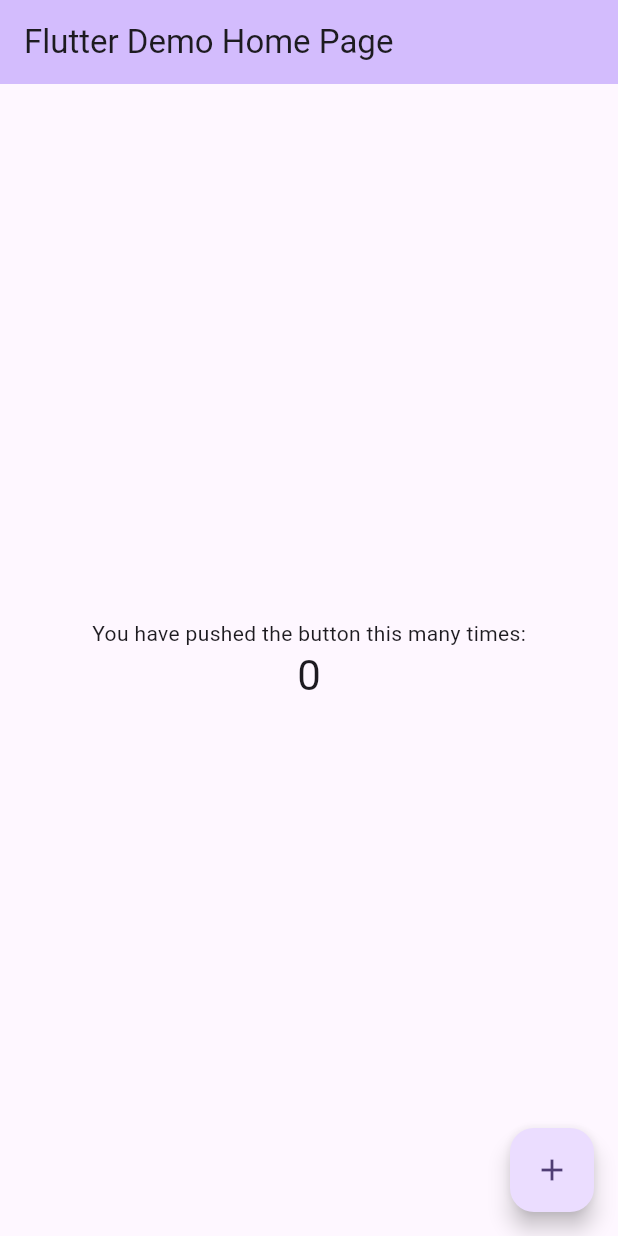
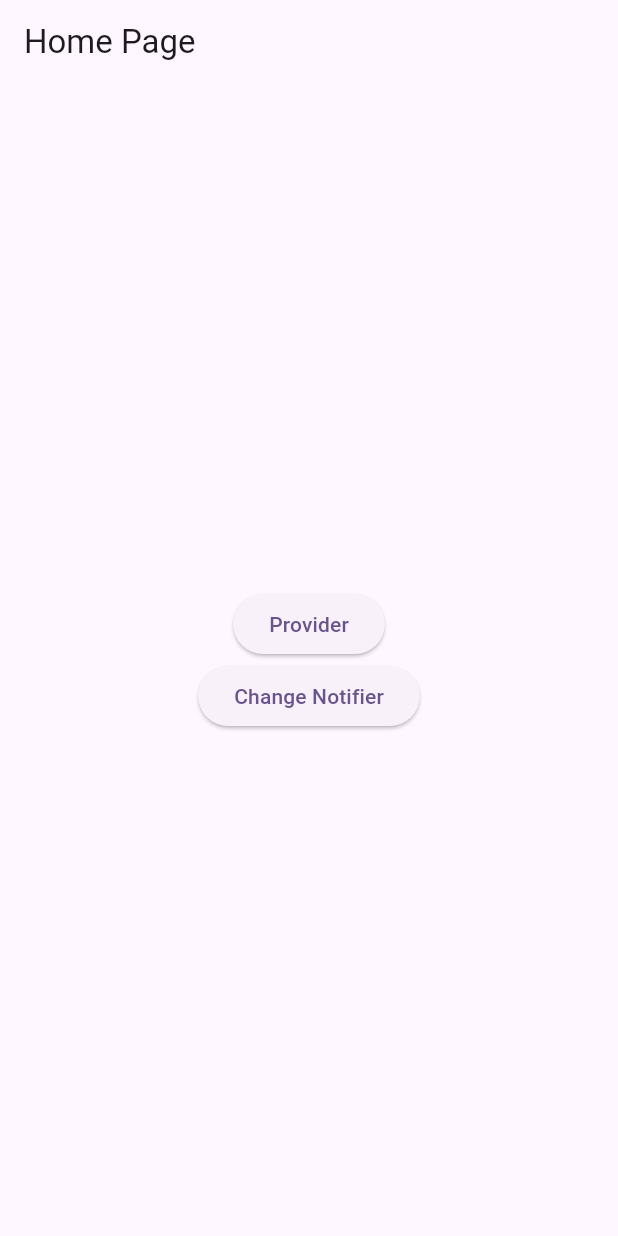
Before and after one commit to Jhonn-y/sqlite_flutter_project, a Flutter app: the screen it shows after launch, on a phone screen of 412 x 824 dp. Run offline on Flutter 3.47's test engine with Material 3 defaults, Android fonts, the phone set to English and light mode, and no system bars; our stand-ins replace sqflite; accounts and stored records are empty.

Commit message:
Adicionando introdução a Providers, Cosumers e Selectors

```diff
--- /dev/null
+++ b/lib/controllers/ProviderController.dart
@@ -0,0 +1,22 @@
+// ignore_for_file: file_names
+
+import 'package:flutter/material.dart';
+
+class ProviderController extends ChangeNotifier {
+  String  name ='';
+  String imgAvatar = '';
+  String bithDate = '';
+
+
+  void modifyData(){
+    name ='Jhonatan';
+    imgAvatar = 'https://ciclovivo.com.br/wp-content/uploads/2018/10/iStock-536613027.jpg';
+    bithDate = '08/10/2004';
+    notifyListeners();
+  }
+
+  void modifyName() {
+    name = "carlos";
+    notifyListeners();
+}
+}
--- a/lib/main.dart
+++ b/lib/main.dart
@@ -1,59 +1,47 @@
+// ignore_for_file: prefer_const_constructors
+
 import 'package:flutter/material.dart';
+import 'package:sqlite_flutter_project/controllers/ProviderController.dart';
+import 'package:sqlite_flutter_project/changeNotifier/changeNotifier.dart';
+import 'package:sqlite_flutter_project/models/UserModel.dart';
+import 'package:sqlite_flutter_project/pages/home.dart';
+import 'package:provider/provider.dart';
+import 'package:sqlite_flutter_project/provider/Provider.dart';
+
 void main() {
   runApp(const MyApp());
 }
+
 class MyApp extends StatelessWidget {
   const MyApp({super.key});
   @override
   Widget build(BuildContext context) {
-    return MaterialApp(
-      title: 'Flutter Demo',
-      theme: ThemeData(
-        colorScheme: ColorScheme.fromSeed(seedColor: Colors.deepPurple),
-        useMaterial3: true,
-      ),
-      home: const MyHomePage(title: 'Flutter Demo Home Page'),
-    );
-  }
-}
-class MyHomePage extends StatefulWidget {
-  const MyHomePage({super.key, required this.title});
-  final String title;
-  @override
-  State<MyHomePage> createState() => _MyHomePageState();
-}
-class _MyHomePageState extends State<MyHomePage> {
-  int _counter = 0;
-  void _incrementCounter() {
-    setState(() {
-      _counter++;
-    });
-  }
-  @override
-  Widget build(BuildContext context) {
-    return Scaffold(
-      appBar: AppBar(
-        backgroundColor: Theme.of(context).colorScheme.inversePrimary,
-        title: Text(widget.title),
-      ),
-      body: Center(
-        child: Column(
-          mainAxisAlignment: MainAxisAlignment.center,
-          children: <Widget>[
-            const Text(
-              'You have pushed the button this many times:',
-            ),
-            Text(
-              '$_counter',
-              style: Theme.of(context).textTheme.headlineMedium,
-            ),
-          ],
+    return MultiProvider(
+      providers: [
+        Provider(
+          create: (context) => UserModel(
+              name: 'Jhonatan',
+              imgAvatar:
+                  'https://ciclovivo.com.br/wp-content/uploads/2018/10/iStock-536613027.jpg',
+              bithDate: '08/10/2004'),
         ),
-      ),
-      floatingActionButton: FloatingActionButton(
-        onPressed: _incrementCounter,
-        tooltip: 'Increment',
-        child: const Icon(Icons.add),
+        ChangeNotifierProvider(
+          create: (_) => ProviderController(),
+        ),
+      ],
+      child: MaterialApp(
+        title: 'Flutter Demo',
+        theme: ThemeData(
+          colorScheme: ColorScheme.fromSeed(seedColor: Colors.deepPurple),
+          useMaterial3: true,
+        ),
+        home: Builder(builder: (context) {
+          return Home();
+        }),
+        routes: {
+          '/provider': (_) => ProviderPage(),
+          '/changeNotifier': (_) => ChangeNotifierPage(),
+        },
       ),
     );
   }
--- /dev/null
+++ b/lib/models/UserModel.dart
@@ -0,0 +1,7 @@
+class UserModel {
+  String name;
+  String imgAvatar;
+  String bithDate;
+
+  UserModel({required this.name, required this.imgAvatar,required this.bithDate});
+}
--- /dev/null
+++ b/lib/pages/home.dart
@@ -0,0 +1,50 @@
+// ignore_for_file: prefer_const_constructors
+
+import 'package:flutter/material.dart';
+import 'package:sqlite_flutter_project/database/database.dart';
+
+class Home extends StatefulWidget {
+  const Home({super.key});
+
+  @override
+  State<Home> createState() => _HomeState();
+}
+
+class _HomeState extends State<Home> {
+
+  @override
+  void initState() {
+    super.initState();
+    _connectDatabase_();
+  }
+
+  Future<void> _connectDatabase_() async {
+    final db = await  DatabaseSqlite().openConnection();
+
+  }
+
+  @override
+  Widget build(BuildContext context) {
+          return Scaffold(
+            appBar: AppBar(
+              title: const Text('Home Page'),
+            ),
+            body: Center(
+              child: Column(
+                mainAxisAlignment: MainAxisAlignment.center,
+                children: [
+                  ElevatedButton(onPressed: (){
+                    Navigator.of(context).pushNamed('/provider');
+
+                  }, child: Text('Provider')),
+                  ElevatedButton(onPressed: (){
+                    Navigator.of(context).pushNamed('/changeNotifier');
+
+                  }, child: Text('Change Notifier')),
+
+                ],
+              ),
+            ),
+          );
+        }
+  }
--- a/pubspec.yaml
+++ b/pubspec.yaml
@@ -41,6 +41,7 @@ dev_dependencies:
     sdk: flutter
   sqflite: ^2.4.0
   path: ^1.9.0
+  provider: ^6.1.2
 
   # The "flutter_lints" package below contains a set of recommended lints to
   # encourage good coding practices. The lint set provided by the package is
```
Also changed, not shown: lib/changeNotifier/changeNotifier.dart (added, +80 -0 lines), lib/database/database.dart (added, +58 -0 lines), lib/provider/Provider.dart (added, +20 -0 lines), lib/widgets/ProviderWidget.dart (added, +39 -0 lines), 1 other file.
